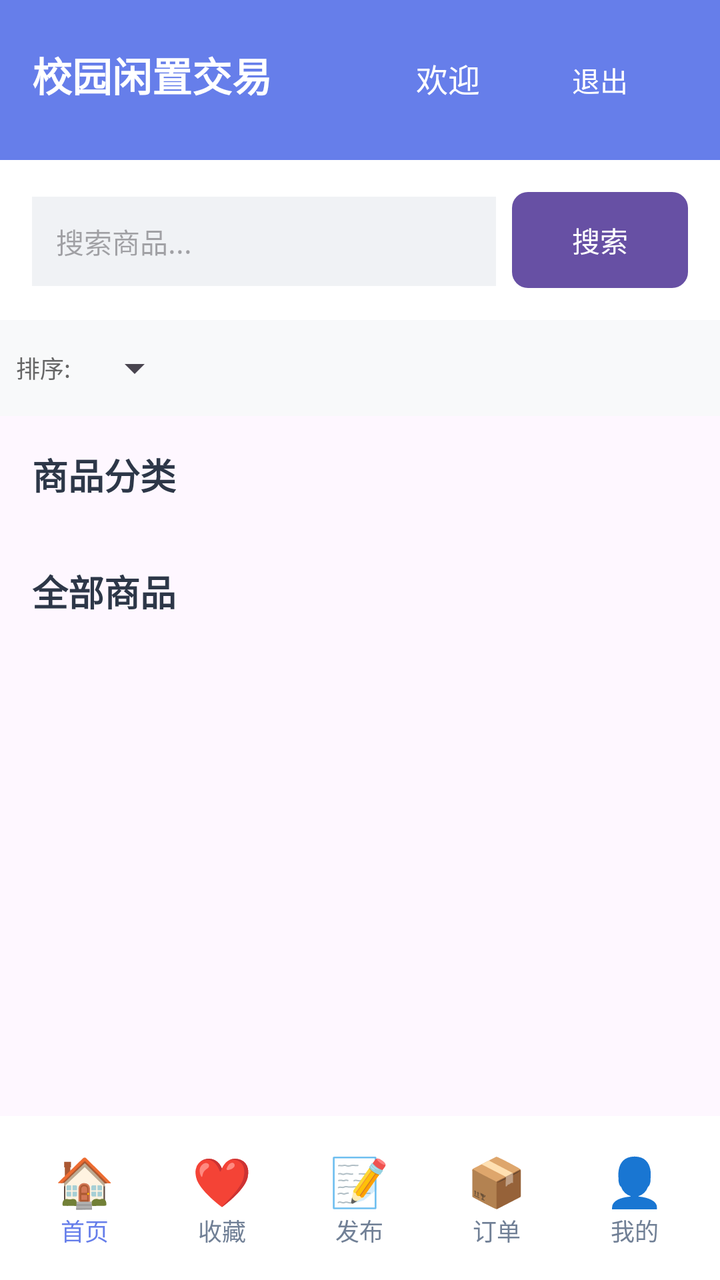
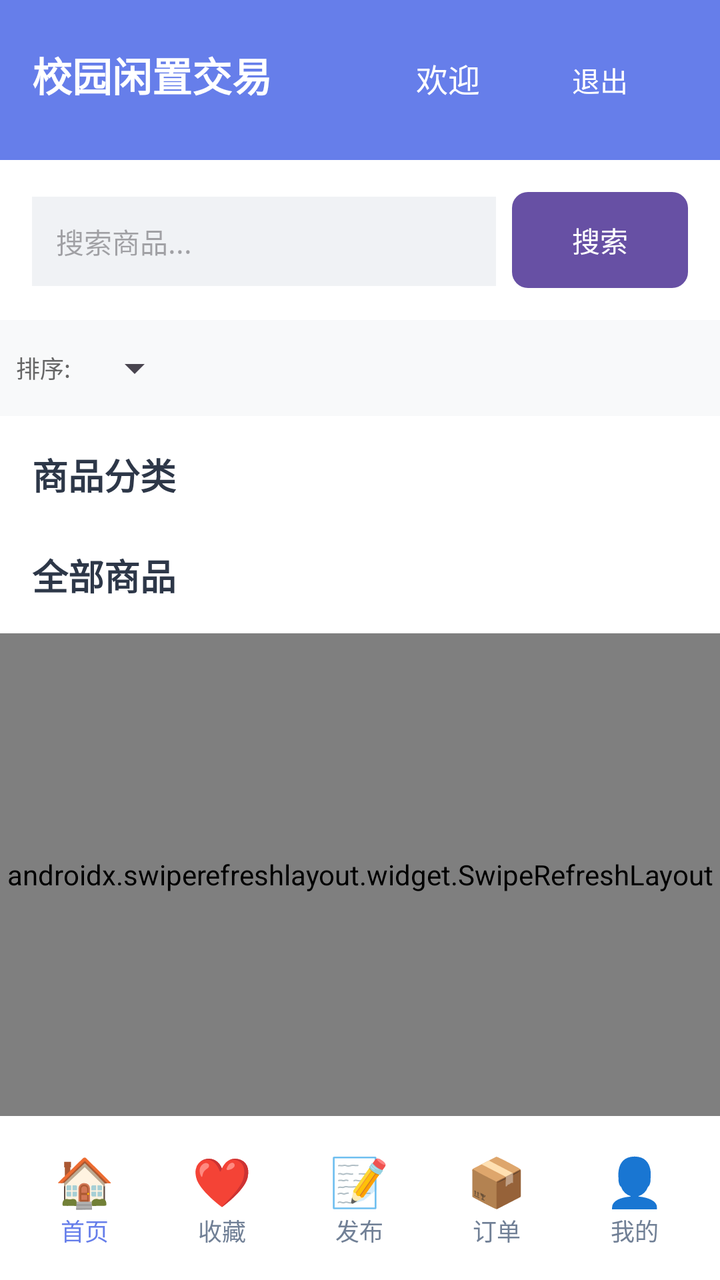

An Android layout rendered at two revisions. The XML below is the earlier revision; the diff shows what the commit changed to produce the second picture.
<!-- AndroidManifest.xml: application theme Theme.MyApplication -->
<!-- res/layout/activity_main.xml -->
<?xml version="1.0" encoding="utf-8"?>
<LinearLayout xmlns:android="http://schemas.android.com/apk/res/android"
    android:layout_width="match_parent"
    android:layout_height="match_parent"
    android:orientation="vertical">

    <LinearLayout
        android:layout_width="match_parent"
        android:layout_height="wrap_content"
        android:orientation="horizontal"
        android:background="#667eea"
        android:padding="16dp">

        <TextView
            android:layout_width="wrap_content"
            android:layout_height="wrap_content"
            android:text="校园闲置交易"
            android:textSize="20sp"
            android:textColor="#ffffff"
            android:textStyle="bold"/>

        <TextView
            android:id="@+id/tv_username"
            android:layout_width="wrap_content"
            android:layout_height="wrap_content"
            android:text="欢迎"
            android:textSize="16sp"
            android:textColor="#ffffff"
            android:layout_weight="1"
            android:gravity="end"
            android:layout_marginEnd="16dp"/>

        <Button
            android:id="@+id/btn_logout"
            android:layout_width="wrap_content"
            android:layout_height="wrap_content"
            android:text="退出"
            android:textColor="#ffffff"
            android:background="@drawable/ripple_transparent"
            android:textSize="14sp"
            android:paddingStart="12dp"
            android:paddingEnd="12dp"
            android:paddingTop="6dp"
            android:paddingBottom="6dp"/>
    </LinearLayout>

    <LinearLayout
        android:layout_width="match_parent"
        android:layout_height="wrap_content"
        android:orientation="horizontal"
        android:padding="16dp"
        android:background="#ffffff">

        <EditText
            android:id="@+id/et_search"
            android:layout_width="0dp"
            android:layout_height="wrap_content"
            android:layout_weight="1"
            android:hint="搜索商品..."
            android:background="#f0f2f5"
            android:padding="12dp"
            android:textSize="14sp"/>

        <Button
            android:id="@+id/btn_search"
            android:layout_width="wrap_content"
            android:layout_height="wrap_content"
            android:text="搜索"
            android:textColor="#ffffff"
            android:background="@drawable/ripple_indigo"
            android:textSize="14sp"
            android:paddingLeft="20dp"
            android:paddingRight="20dp"
            android:layout_marginStart="8dp"/>
    </LinearLayout>

    <LinearLayout
        android:layout_width="match_parent"
        android:layout_height="wrap_content"
        android:orientation="horizontal"
        android:padding="8dp"
        android:background="#f8f9fa">

        <TextView
            android:layout_width="wrap_content"
            android:layout_height="wrap_content"
            android:text="排序:"
            android:textSize="12sp"
            android:textColor="#666666"
            android:layout_gravity="center_vertical"/>

        <Spinner
            android:id="@+id/spinner_sort"
            android:layout_width="wrap_content"
            android:layout_height="32dp"
            android:layout_marginStart="8dp"/>
    </LinearLayout>

    <LinearLayout
        android:layout_width="match_parent"
        android:layout_height="0dp"
        android:layout_weight="1"
        android:orientation="vertical">

        <LinearLayout
            android:layout_width="match_parent"
            android:layout_height="wrap_content"
            android:orientation="vertical"
            android:padding="16dp">

            <TextView
                android:layout_width="wrap_content"
                android:layout_height="wrap_content"
                android:text="商品分类"
                android:textSize="18sp"
                android:textColor="#2d3748"
                android:textStyle="bold"
                android:layout_marginBottom="12dp"/>

            <HorizontalScrollView
                android:layout_width="match_parent"
                android:layout_height="wrap_content"
                android:layout_marginBottom="20dp">

                <LinearLayout
                    android:id="@+id/ll_categories"
                    android:layout_width="wrap_content"
                    android:layout_height="wrap_content"
                    android:orientation="horizontal"/>
            </HorizontalScrollView>

            <LinearLayout
                android:layout_width="match_parent"
                android:layout_height="wrap_content"
                android:orientation="horizontal"
                android:layout_marginBottom="12dp">

                <TextView
                    android:layout_width="wrap_content"
                    android:layout_height="wrap_content"
                    android:text="全部商品"
                    android:textSize="18sp"
                    android:textColor="#2d3748"
                    android:textStyle="bold"/>
            </LinearLayout>
        </LinearLayout>

        <androidx.recyclerview.widget.RecyclerView
            android:id="@+id/rv_items"
            android:layout_width="match_parent"
            android:layout_height="0dp"
            android:layout_weight="1"/>
    </LinearLayout>

    <LinearLayout
        android:layout_width="match_parent"
        android:layout_height="wrap_content"
        android:orientation="horizontal"
        android:background="#ffffff"
        android:padding="8dp">

        <LinearLayout
            android:id="@+id/tab_home"
            android:layout_width="0dp"
            android:layout_height="wrap_content"
            android:layout_weight="1"
            android:orientation="vertical"
            android:gravity="center"
            android:background="@drawable/ripple_white"
            android:padding="8dp">

            <TextView
                android:layout_width="wrap_content"
                android:layout_height="wrap_content"
                android:text="🏠"
                android:textSize="24sp"/>

            <TextView
                android:layout_width="wrap_content"
                android:layout_height="wrap_content"
                android:text="首页"
                android:textSize="12sp"
                android:textColor="#667eea"/>
        </LinearLayout>

        <LinearLayout
            android:id="@+id/tab_favorite"
            android:layout_width="0dp"
            android:layout_height="wrap_content"
            android:layout_weight="1"
            android:orientation="vertical"
            android:gravity="center"
            android:background="@drawable/ripple_white"
            android:padding="8dp">

            <TextView
                android:layout_width="wrap_content"
                android:layout_height="wrap_content"
                android:text="❤️"
                android:textSize="24sp"/>

            <TextView
                android:layout_width="wrap_content"
                android:layout_height="wrap_content"
                android:text="收藏"
                android:textSize="12sp"
                android:textColor="#718096"/>
        </LinearLayout>

        <LinearLayout
            android:id="@+id/tab_publish"
            android:layout_width="0dp"
            android:layout_height="wrap_content"
            android:layout_weight="1"
            android:orientation="vertical"
            android:gravity="center"
            android:background="@drawable/ripple_white"
            android:padding="8dp">

            <TextView
                android:layout_width="wrap_content"
                android:layout_height="wrap_content"
                android:text="📝"
                android:textSize="24sp"/>

            <TextView
                android:layout_width="wrap_content"
                android:layout_height="wrap_content"
                android:text="发布"
                android:textSize="12sp"
                android:textColor="#718096"/>
        </LinearLayout>

        <LinearLayout
            android:id="@+id/tab_order"
            android:layout_width="0dp"
            android:layout_height="wrap_content"
            android:layout_weight="1"
            android:orientation="vertical"
            android:gravity="center"
            android:background="@drawable/ripple_white"
            android:padding="8dp">

            <TextView
                android:layout_width="wrap_content"
                android:layout_height="wrap_content"
                android:text="📦"
                android:textSize="24sp"/>

            <TextView
                android:layout_width="wrap_content"
                android:layout_height="wrap_content"
                android:text="订单"
                android:textSize="12sp"
                android:textColor="#718096"/>
        </LinearLayout>

        <LinearLayout
            android:id="@+id/tab_profile"
            android:layout_width="0dp"
            android:layout_height="wrap_content"
            android:layout_weight="1"
            android:orientation="vertical"
            android:gravity="center"
            android:background="@drawable/ripple_white"
            android:padding="8dp">

            <TextView
                android:layout_width="wrap_content"
                android:layout_height="wrap_content"
                android:text="👤"
                android:textSize="24sp"/>

            <TextView
                android:layout_width="wrap_content"
                android:layout_height="wrap_content"
                android:text="我的"
                android:textSize="12sp"
                android:textColor="#718096"/>
        </LinearLayout>
    </LinearLayout>
</LinearLayout>
<!-- resources referenced by this layout -->
<resources>
  <!-- drawable ripple_indigo (drawable) -->
  <?xml version="1.0" encoding="utf-8"?>
  <ripple xmlns:android="http://schemas.android.com/apk/res/android"
      android:color="#80667eea">
      <item android:id="@android:id/mask">
          <shape android:shape="rectangle">
              <corners android:radius="8dp"/>
              <solid android:color="@android:color/white"/>
          </shape>
      </item>
      <item>
          <shape android:shape="rectangle">
              <corners android:radius="8dp"/>
              <solid android:color="#667eea"/>
          </shape>
      </item>
  </ripple>
  <!-- drawable ripple_transparent (drawable) -->
  <?xml version="1.0" encoding="utf-8"?>
  <ripple xmlns:android="http://schemas.android.com/apk/res/android"
      android:color="#80667eea">
      <item android:id="@android:id/mask">
          <shape android:shape="rectangle">
              <corners android:radius="8dp"/>
              <solid android:color="@android:color/white"/>
          </shape>
      </item>
  </ripple>
  <!-- drawable ripple_white (drawable) -->
  <?xml version="1.0" encoding="utf-8"?>
  <ripple xmlns:android="http://schemas.android.com/apk/res/android"
      android:color="#206b46c1">
      <item android:id="@android:id/mask">
          <shape android:shape="rectangle">
              <corners android:radius="12dp"/>
              <solid android:color="@android:color/white"/>
          </shape>
      </item>
  </ripple>
  <style name="Theme.MyApplication" parent="Base.Theme.MyApplication" />
  <style name="Base.Theme.MyApplication" parent="Theme.Material3.DayNight.NoActionBar">
          
          
      </style>
</resources>

<!-- the commit's change to res/layout/activity_main.xml (unified diff, before → after) -->
@@ -98,59 +98,52 @@
 
     <LinearLayout
         android:layout_width="match_parent"
+        android:layout_height="wrap_content"
+        android:orientation="vertical"
+        android:padding="16dp"
+        android:background="#ffffff">
+
+        <TextView
+            android:layout_width="wrap_content"
+            android:layout_height="wrap_content"
+            android:text="商品分类"
+            android:textSize="18sp"
+            android:textColor="#2d3748"
+            android:textStyle="bold"
+            android:layout_marginBottom="12dp"/>
+
+        <HorizontalScrollView
+            android:layout_width="match_parent"
+            android:layout_height="wrap_content"
+            android:layout_marginBottom="12dp">
+
+            <LinearLayout
+                android:id="@+id/ll_categories"
+                android:layout_width="wrap_content"
+                android:layout_height="wrap_content"
+                android:orientation="horizontal"/>
+        </HorizontalScrollView>
+
+        <TextView
+            android:layout_width="wrap_content"
+            android:layout_height="wrap_content"
+            android:text="全部商品"
+            android:textSize="18sp"
+            android:textColor="#2d3748"
+            android:textStyle="bold"/>
+    </LinearLayout>
+
+    <androidx.swiperefreshlayout.widget.SwipeRefreshLayout
+        android:id="@+id/swipe_refresh"
+        android:layout_width="match_parent"
         android:layout_height="0dp"
-        android:layout_weight="1"
-        android:orientation="vertical">
-
-        <LinearLayout
-            android:layout_width="match_parent"
-            android:layout_height="wrap_content"
-            android:orientation="vertical"
-            android:padding="16dp">
-
-            <TextView
-                android:layout_width="wrap_content"
-                android:layout_height="wrap_content"
-                android:text="商品分类"
-                android:textSize="18sp"
-                android:textColor="#2d3748"
-                android:textStyle="bold"
-                android:layout_marginBottom="12dp"/>
-
-            <HorizontalScrollView
-                android:layout_width="match_parent"
-                android:layout_height="wrap_content"
-                android:layout_marginBottom="20dp">
-
-                <LinearLayout
-                    android:id="@+id/ll_categories"
-                    android:layout_width="wrap_content"
-                    android:layout_height="wrap_content"
-                    android:orientation="horizontal"/>
-            </HorizontalScrollView>
-
-            <LinearLayout
-                android:layout_width="match_parent"
-                android:layout_height="wrap_content"
-                android:orientation="horizontal"
-                android:layout_marginBottom="12dp">
-
-                <TextView
-                    android:layout_width="wrap_content"
-                    android:layout_height="wrap_content"
-                    android:text="全部商品"
-                    android:textSize="18sp"
-                    android:textColor="#2d3748"
-                    android:textStyle="bold"/>
-            </LinearLayout>
-        </LinearLayout>
+        android:layout_weight="1">
 
         <androidx.recyclerview.widget.RecyclerView
             android:id="@+id/rv_items"
             android:layout_width="match_parent"
-            android:layout_height="0dp"
-            android:layout_weight="1"/>
-    </LinearLayout>
+            android:layout_height="match_parent"/>
+    </androidx.swiperefreshlayout.widget.SwipeRefreshLayout>
 
     <LinearLayout
         android:layout_width="match_parent"
